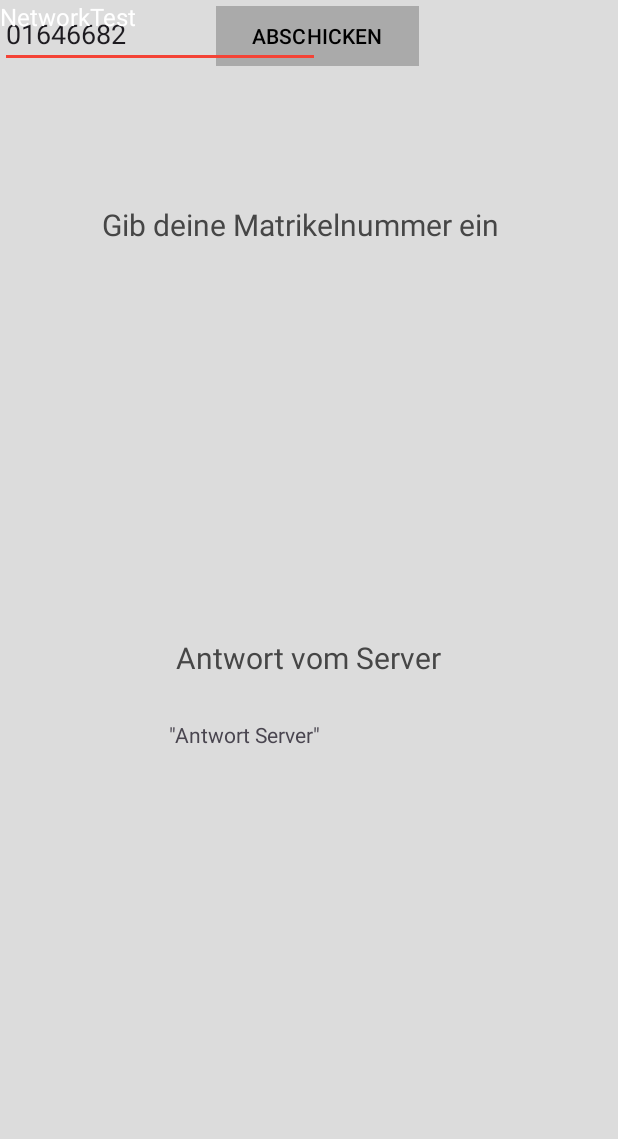
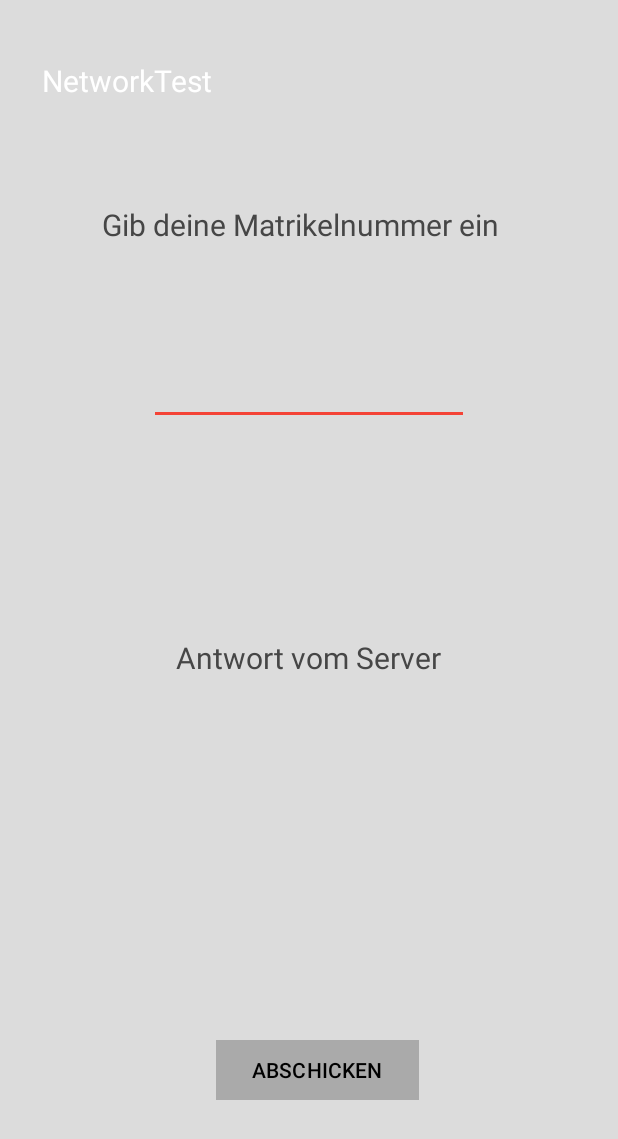
Before and after one commit to franzhaimburger/SE2Einzelphase, an Android app: the screen it shows after launch (MainActivity), on a phone screen of 412 x 824 dp. Shown: the top 1139 px of the screen. Run offline under Robolectric (Android 15) with nearby library versions, the phone set to English and light mode, and no system bars.

Commit message:
Anpassung der Constraints

```diff
--- a/app/src/main/res/layout/activity_main.xml
+++ b/app/src/main/res/layout/activity_main.xml
@@ -41,35 +41,47 @@
         android:layout_width="wrap_content"
         android:layout_height="wrap_content"
         android:layout_marginStart="144dp"
+        android:layout_marginTop="32dp"
         android:layout_marginEnd="144dp"
+        android:layout_marginBottom="101dp"
         android:backgroundTint="#AAAAAA"
         android:text="ABSCHICKEN"
         android:textColor="@color/black"
         app:cornerRadius="0dp"
+        app:layout_constraintBottom_toBottomOf="parent"
         app:layout_constraintEnd_toEndOf="parent"
         app:layout_constraintHorizontal_bias="0.0"
         app:layout_constraintStart_toStartOf="parent"
-        tools:layout_editor_absoluteY="582dp" />
+        app:layout_constraintTop_toBottomOf="@+id/textView4" />
 
     <EditText
         android:id="@+id/inputMatrikelnummer"
         android:layout_width="wrap_content"
         android:layout_height="wrap_content"
+        android:layout_marginStart="101dp"
+        android:layout_marginTop="192dp"
+        android:layout_marginEnd="101dp"
+        android:layout_marginBottom="95dp"
         android:backgroundTint="#F44336"
         android:ems="10"
-        android:text="01646682"
-        tools:layout_editor_absoluteX="100dp"
-        tools:layout_editor_absoluteY="192dp" />
+        app:layout_constraintBottom_toTopOf="@+id/textView2"
+        app:layout_constraintEnd_toEndOf="parent"
+        app:layout_constraintStart_toStartOf="parent"
+        app:layout_constraintTop_toTopOf="parent" />
 
     <TextView
         android:id="@+id/textView3"
-        android:layout_width="104dp"
-        android:layout_height="22dp"
+        android:layout_width="142dp"
+        android:layout_height="35dp"
+        android:layout_marginStart="27dp"
+        android:layout_marginTop="40dp"
+        android:layout_marginEnd="242dp"
         android:text="NetworkTest"
         android:textColor="@color/white"
-        android:textSize="16sp"
-        tools:layout_editor_absoluteX="27dp"
-        tools:layout_editor_absoluteY="36dp" />
+        android:textSize="20sp"
+        app:layout_constraintEnd_toEndOf="parent"
+        app:layout_constraintStart_toStartOf="parent"
+        app:layout_constraintTop_toTopOf="parent" />
 
     <TextView
         android:id="@+id/textView4"
@@ -79,7 +91,6 @@
         android:layout_marginTop="28dp"
         android:layout_marginEnd="100dp"
         android:layout_marginBottom="28dp"
-        android:text="&quot;Antwort Server&quot;"
         app:layout_constraintBottom_toTopOf="@+id/button1"
         app:layout_constraintEnd_toEndOf="parent"
         app:layout_constraintHorizontal_bias="1.0"
```
